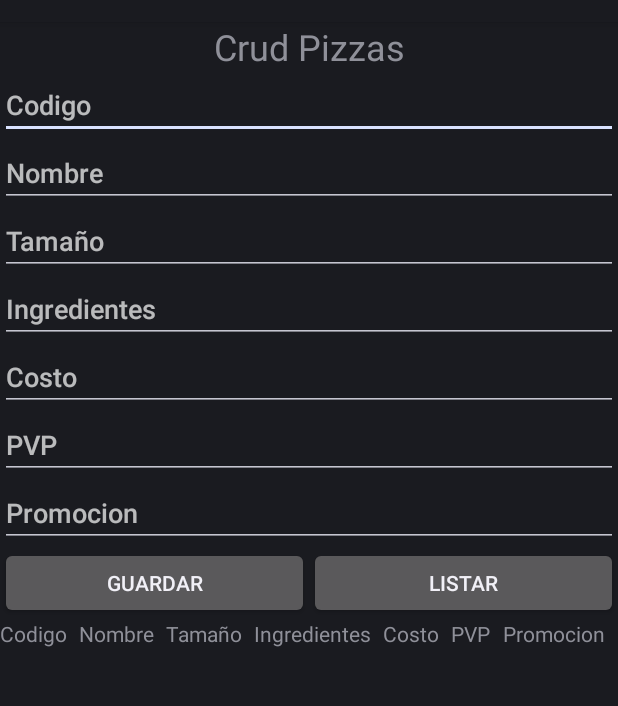
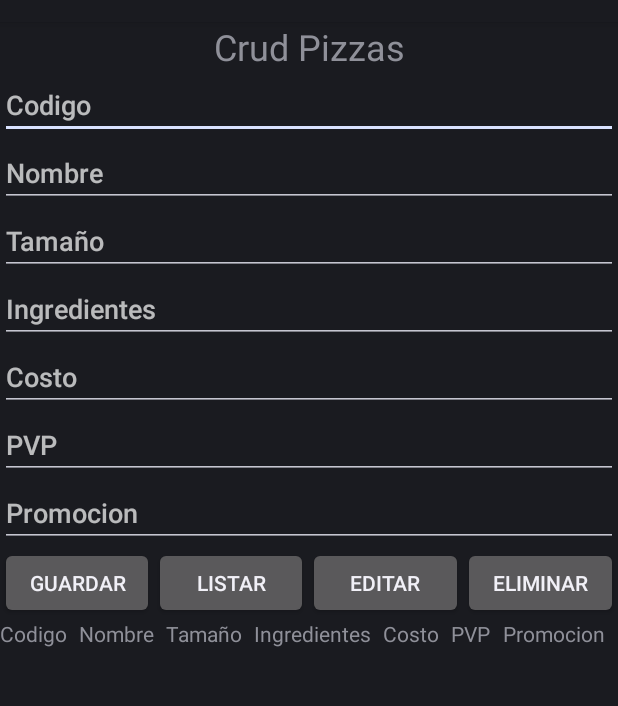
Before and after one commit to IgnacioJuan/ExamenInterciclo, an Android app: the layout activity_crud_pizzad.xml on its own in the app's theme, with its tools: preview values and no code run, on a phone screen of 412 x 824 dp, the part 62-768 px from its top. Run offline under Robolectric (Android 15) with nearby library versions, the phone set to English and light mode, and no system bars.

Commit message:
Editar y eliminar

```diff
--- a/app/src/main/res/layout/activity_crud_pizzad.xml
+++ b/app/src/main/res/layout/activity_crud_pizzad.xml
@@ -93,6 +93,20 @@
                 android:layout_height="wrap_content"
                 android:layout_weight="1"
                 android:text="@string/listar" />
+
+            <Button
+                android:id="@+id/btn_editar"
+                android:layout_width="wrap_content"
+                android:layout_height="wrap_content"
+                android:layout_weight="1"
+                android:text="@string/editar" />
+
+            <Button
+                android:id="@+id/btn_eliminar"
+                android:layout_width="wrap_content"
+                android:layout_height="wrap_content"
+                android:layout_weight="1"
+                android:text="@string/eliminar" />
         </LinearLayout>
 
         <LinearLayout
--- a/app/src/main/res/values/strings.xml
+++ b/app/src/main/res/values/strings.xml
@@ -9,4 +9,6 @@
     <string name="promocion">Promocion</string>
     <string name="guardar">Guardar</string>
     <string name="listar">Listar</string>
+    <string name="editar">Editar</string>
+    <string name="eliminar">Eliminar</string>
 </resources>
```
Also changed, not shown: app/src/main/java/com/juanguachi/pizzeria/CrudPizzad.java (+53 -0 lines).
